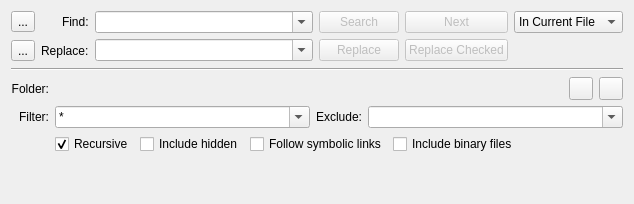
First picture: the form in addons/search/search.ui, repository KDE/kate, before the edit.
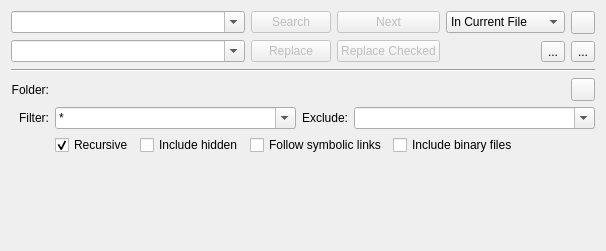
Second picture: the form after the edit. Custom widgets are drawn as their Qt base class.

Commit message:
S&R: Move the current-folder button to the main options
Replace the find/replace labels with placeholders
Move the current-folder button next to searchPlacesCombo
Move the new-tab and more search-options to the right of the second row
Vertical layout difference is search&replace combos on separate rows
Fix tab navigation

The edit to the form file:
```diff
--- a/addons/search/search.ui
+++ b/addons/search/search.ui
@@ -6,41 +6,14 @@
    <rect>
     <x>0</x>
     <y>0</y>
-    <width>634</width>
-    <height>204</height>
+    <width>606</width>
+    <height>251</height>
    </rect>
   </property>
   <layout class="QVBoxLayout" name="verticalLayout_2">
    <item>
-    <layout class="QGridLayout" name="gridLayout" columnstretch="0,0,1,0,0,0,0,0,0,0">
-     <item row="0" column="0">
-      <widget class="QToolButton" name="newTabButton">
-       <property name="toolTip">
-        <string>Add new search tab</string>
-       </property>
-       <property name="text">
-        <string>...</string>
-       </property>
-      </widget>
-     </item>
-     <item row="0" column="1" alignment="Qt::AlignRight">
-      <widget class="QLabel" name="findLabel">
-       <property name="text">
-        <string>Find:</string>
-       </property>
-       <property name="buddy">
-        <cstring>searchCombo</cstring>
-       </property>
-      </widget>
-     </item>
-     <item row="0" column="2">
-      <widget class="QComboBox" name="searchCombo">
-       <property name="editable">
-        <bool>true</bool>
-       </property>
-      </widget>
-     </item>
-     <item row="0" column="3">
+    <layout class="QGridLayout" name="gridLayout" columnstretch="1,0,0,0,0,0">
+     <item row="0" column="1">
       <widget class="QPushButton" name="searchButton">
        <property name="enabled">
         <bool>false</bool>
@@ -53,7 +26,17 @@
        </property>
       </widget>
      </item>
-     <item row="0" column="4">
+     <item row="1" column="2">
+      <widget class="QPushButton" name="replaceCheckedBtn">
+       <property name="enabled">
+        <bool>false</bool>
+       </property>
+       <property name="text">
+        <string>Replace Checked</string>
+       </property>
+      </widget>
+     </item>
+     <item row="0" column="2">
       <widget class="QStackedWidget" name="stopAndNext">
        <property name="sizePolicy">
         <sizepolicy hsizetype="MinimumExpanding" vsizetype="Fixed">
@@ -85,76 +68,36 @@
           </widget>
       </widget>
      </item>
-     <item row="0" column="5" colspan="5">
-      <widget class="QComboBox" name="searchPlaceCombo">
-       <item>
-        <property name="text">
-         <string>In Current File</string>
-        </property>
-       </item>
-       <item>
-        <property name="text">
-         <string>In Open Files</string>
-        </property>
-       </item>
-       <item>
-        <property name="text">
-         <string>In Folder</string>
-        </property>
-       </item>
-      </widget>
-     </item>
      <item row="1" column="0">
-      <widget class="QToolButton" name="displayOptions">
-       <property name="toolTip">
-        <string>Show search options</string>
-       </property>
-       <property name="text">
-        <string>...</string>
-       </property>
-       <property name="checkable">
-        <bool>true</bool>
-       </property>
-      </widget>
-     </item>
-     <item row="1" column="1">
-      <widget class="QLabel" name="replaceLabel">
-       <property name="text">
-        <string>Replace:</string>
-       </property>
-       <property name="buddy">
-        <cstring>replaceCombo</cstring>
-       </property>
-      </widget>
-     </item>
-     <item row="1" column="2">
       <widget class="QComboBox" name="replaceCombo">
        <property name="editable">
         <bool>true</bool>
        </property>
       </widget>
      </item>
+     <item row="0" column="0">
+      <widget class="QComboBox" name="searchCombo">
+       <property name="editable">
+        <bool>true</bool>
+       </property>
+      </widget>
+     </item>
      <item row="1" column="3">
-      <widget class="QPushButton" name="replaceButton">
-       <property name="enabled">
-        <bool>false</bool>
-       </property>
-       <property name="text">
-        <string>Replace</string>
-       </property>
-      </widget>
-     </item>
-     <item row="1" column="4">
-      <widget class="QPushButton" name="replaceCheckedBtn">
-       <property name="enabled">
-        <bool>false</bool>
-       </property>
-       <property name="text">
-        <string>Replace Checked</string>
-       </property>
-      </widget>
-     </item>
-     <item row="1" column="5">
+      <widget class="QWidget" name="searchOptionsLayoutW" native="true">
+       <layout class="QHBoxLayout" name="horizontalLayout">
+        <property name="leftMargin">
+         <number>0</number>
+        </property>
+        <property name="topMargin">
+         <number>0</number>
+        </property>
+        <property name="rightMargin">
+         <number>0</number>
+        </property>
+        <property name="bottomMargin">
+         <number>0</number>
+        </property>
+        <item>
       <widget class="QToolButton" name="matchCase">
        <property name="toolTip">
         <string>Match case</string>
@@ -170,7 +113,7 @@
        </property>
       </widget>
      </item>
-     <item row="1" column="6">
+        <item>
       <widget class="QToolButton" name="useRegExp">
        <property name="toolTip">
         <string>&lt;html&gt;&lt;head/&gt;&lt;body&gt;&lt;p&gt;Enable regular expressions. Find help for regex syntax by using the buttons in the search and replace text fields.&lt;/p&gt;&lt;/body&gt;&lt;/html&gt;</string>
@@ -186,20 +129,20 @@
        </property>
       </widget>
      </item>
-     <item row="1" column="7">
+        <item>
       <spacer name="horizontalSpacer_3">
        <property name="orientation">
         <enum>Qt::Horizontal</enum>
        </property>
        <property name="sizeHint" stdset="0">
         <size>
-         <width>13</width>
-         <height>20</height>
+            <width>5</width>
+            <height>5</height>
         </size>
        </property>
       </spacer>
      </item>
-     <item row="1" column="8">
+        <item>
       <widget class="QToolButton" name="expandResults">
        <property name="toolTip">
         <string>Expand results</string>
@@ -216,6 +159,86 @@
       </widget>
      </item>
     </layout>
+      </widget>
+     </item>
+     <item row="1" column="1">
+      <widget class="QPushButton" name="replaceButton">
+       <property name="enabled">
+        <bool>false</bool>
+       </property>
+       <property name="text">
+        <string>Replace</string>
+       </property>
+      </widget>
+     </item>
+     <item row="0" column="3" colspan="3">
+      <widget class="QWidget" name="searchPlaceLayoutW" native="true">
+       <layout class="QHBoxLayout" name="searchPlaceLayout">
+        <property name="leftMargin">
+         <number>0</number>
+        </property>
+        <property name="topMargin">
+         <number>0</number>
+        </property>
+        <property name="rightMargin">
+         <number>0</number>
+        </property>
+        <property name="bottomMargin">
+         <number>0</number>
+        </property>
+        <item>
+         <widget class="QComboBox" name="searchPlaceCombo">
+          <item>
+           <property name="text">
+            <string>In Current File</string>
+           </property>
+          </item>
+          <item>
+           <property name="text">
+            <string>In Open Files</string>
+           </property>
+          </item>
+          <item>
+           <property name="text">
+            <string>In Folder</string>
+           </property>
+          </item>
+         </widget>
+        </item>
+        <item>
+         <widget class="QToolButton" name="currentFolderButton">
+          <property name="toolTip">
+           <string>Use the current document's path.</string>
+          </property>
+         </widget>
+        </item>
+       </layout>
+      </widget>
+     </item>
+     <item row="1" column="5">
+      <widget class="QToolButton" name="displayOptions">
+       <property name="toolTip">
+        <string>Show more search options</string>
+       </property>
+       <property name="text">
+        <string>...</string>
+       </property>
+       <property name="checkable">
+        <bool>true</bool>
+       </property>
+      </widget>
+     </item>
+     <item row="1" column="4">
+      <widget class="QToolButton" name="newTabButton">
+       <property name="toolTip">
+        <string>Add new search tab</string>
+       </property>
+       <property name="text">
+        <string>...</string>
+       </property>
+      </widget>
+     </item>
+    </layout>
    </item>
    <item>
     <widget class="QStackedWidget" name="stackedWidget">
@@ -334,13 +357,6 @@
               </property>
              </widget>
             </item>
-            <item>
-             <widget class="QToolButton" name="currentFolderButton">
-              <property name="toolTip">
-               <string>Use the current document's path.</string>
-              </property>
-             </widget>
-            </item>
            </layout>
           </item>
           <item row="2" column="0">
@@ -450,21 +466,21 @@
   </layout>
  </widget>
  <customwidgets>
-  <customwidget>
-   <class>KUrlRequester</class>
-   <extends>QWidget</extends>
-   <header>kurlrequester.h</header>
-  </customwidget>
-  <customwidget>
-   <class>KUrlComboRequester</class>
-   <extends>KUrlRequester</extends>
-   <header>kurlrequester.h</header>
-  </customwidget>
   <customwidget>
    <class>KComboBox</class>
    <extends>QComboBox</extends>
    <header>kcombobox.h</header>
   </customwidget>
+  <customwidget>
+   <class>KUrlComboRequester</class>
+   <extends>KUrlRequester</extends>
+   <header>kurlrequester.h</header>
+  </customwidget>
+  <customwidget>
+   <class>KUrlRequester</class>
+   <extends>QWidget</extends>
+   <header>kurlrequester.h</header>
+  </customwidget>
  </customwidgets>
  <tabstops>
   <tabstop>newTabButton</tabstop>
```
Left out of the diff: 6 changed lines with no effect on the pictures. Lines whose indentation alone changed are shown as unchanged. The commit also changes 2 other files.
